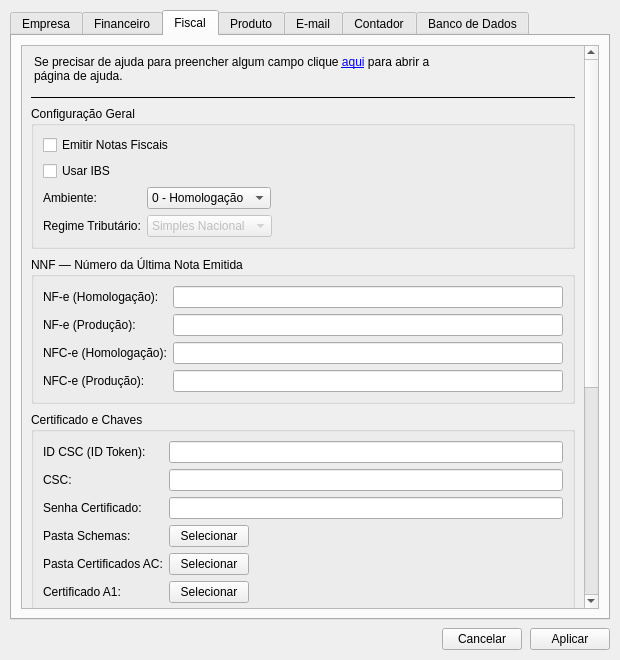
Old version of the form src/configuracao.ui in the repository rayansl0302/QEstoqueLoja.
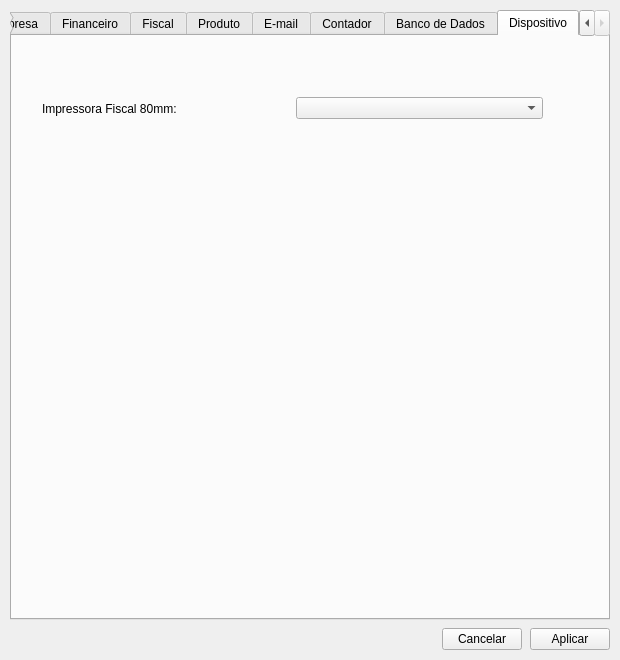
New version of the form. Icons and pictures are not drawn.

Commit message: Aba config 'disposivos' com seleção impressora

Diff of the .ui file:
```diff
--- a/src/configuracao.ui
+++ b/src/configuracao.ui
@@ -38,7 +38,7 @@
    <item>
     <widget class="QTabWidget" name="tabWidget">
      <property name="currentIndex">
-      <number>2</number>
+      <number>7</number>
      </property>
      <widget class="QWidget" name="tab">
       <attribute name="title">
@@ -379,7 +379,7 @@
           <property name="geometry">
            <rect>
             <x>0</x>
-            <y>-326</y>
+            <y>0</y>
             <width>562</width>
             <height>930</height>
            </rect>
@@ -1284,6 +1284,39 @@
        </item>
       </layout>
      </widget>
+     <widget class="QWidget" name="tab_8">
+      <attribute name="title">
+       <string>Dispositivo</string>
+      </attribute>
+      <widget class="QWidget" name="">
+       <property name="geometry">
+        <rect>
+         <x>30</x>
+         <y>60</y>
+         <width>501</width>
+         <height>25</height>
+        </rect>
+       </property>
+       <layout class="QHBoxLayout" name="horizontalLayout_10">
+        <item>
+         <widget class="QLabel" name="label_43">
+          <property name="toolTip">
+           <string>Deve ter papel tamanho 80mm e compatibilidade com comandos ESC/POS</string>
+          </property>
+          <property name="toolTipDuration">
+           <number>-1</number>
+          </property>
+          <property name="text">
+           <string>Impressora Fiscal 80mm:</string>
+          </property>
+         </widget>
+        </item>
+        <item>
+         <widget class="QComboBox" name="CBox_Impressora"/>
+        </item>
+       </layout>
+      </widget>
+     </widget>
     </widget>
    </item>
    <item>
```
The commit also changes 4 other files.
